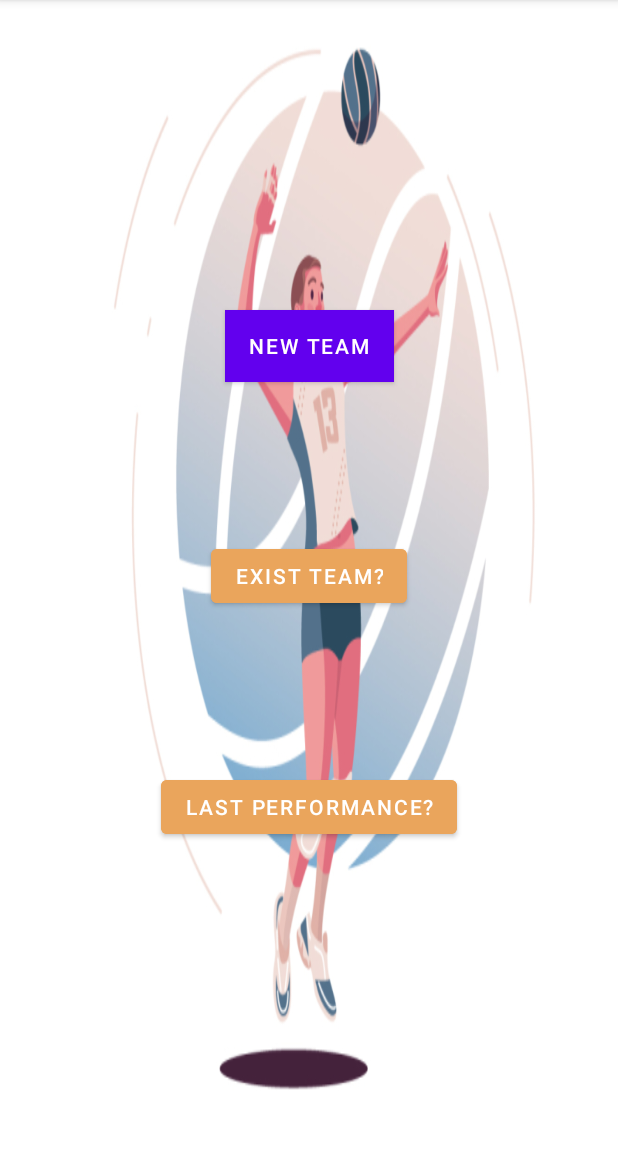
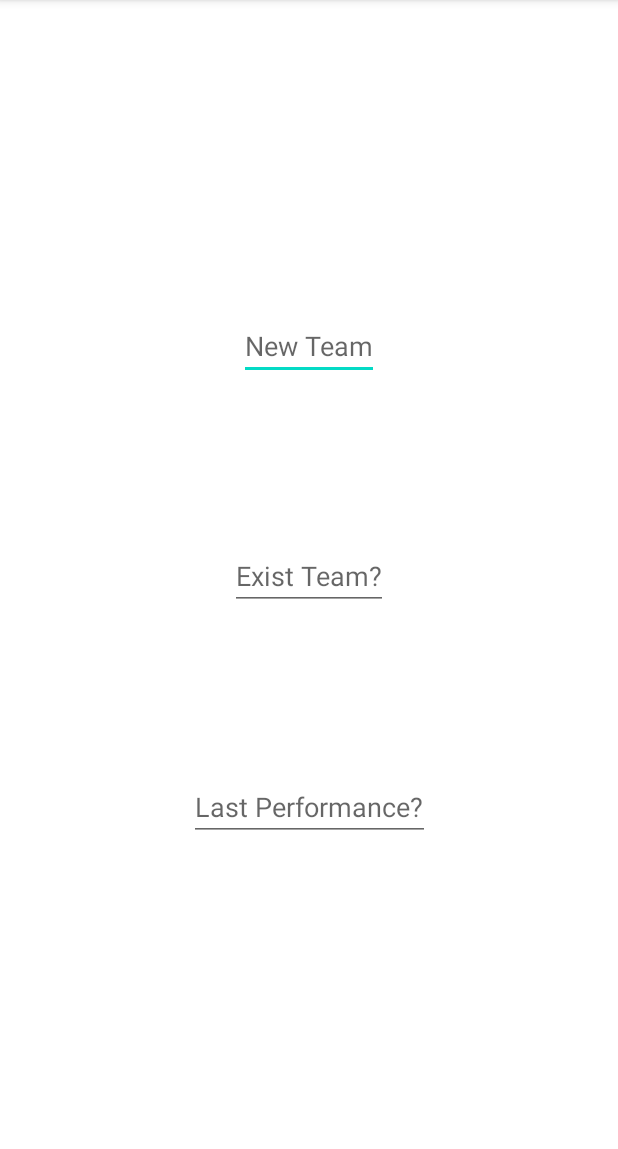
Before and after one commit to evgmesh/playformance-android-app, an Android app: the SecondActivity screen opened directly, with no data from a screen before it, on a phone screen of 412 x 824 dp, the part 84-1233 px from its top. Run offline under Robolectric (Android 15) with nearby library versions, the phone set to English and light mode, and no system bars.

Commit message:
Design layout + change button to editext

```diff
--- a/app/src/main/res/layout/activity_second.xml
+++ b/app/src/main/res/layout/activity_second.xml
@@ -4,7 +4,6 @@
     xmlns:tools="http://schemas.android.com/tools"
     android:layout_width="match_parent"
     android:layout_height="match_parent"
-    android:background="@drawable/_ff4f9bf0a1e2c952a1db072db38472c"
     tools:context=".SecondActivity">
 
     <androidx.constraintlayout.widget.Guideline
@@ -47,43 +46,45 @@
         app:layout_constraintGuide_begin="20dp"
         app:layout_constraintGuide_percent="1" />
 
-    <Button
+    <EditText
         android:id="@+id/btnNewTeam"
         android:layout_width="wrap_content"
         android:layout_height="wrap_content"
-        android:background="#FFEB3B"
-        android:backgroundTint="#EAA55C"
-        android:text="@string/newTeam"
-        android:textColor="#FFFEFE"
-        android:textColorHighlight="#FFFFFF"
+        android:autofillHints=""
+        android:hint="@string/newTeam"
+        android:inputType="text"
+        android:textColor="#F4F0F0"
         app:layout_constraintBottom_toTopOf="@+id/guideline2"
         app:layout_constraintEnd_toEndOf="parent"
         app:layout_constraintStart_toStartOf="parent"
         app:layout_constraintTop_toTopOf="@+id/guideline" />
 
-    <Button
+    <EditText
         android:id="@+id/button5"
         android:layout_width="wrap_content"
         android:layout_height="wrap_content"
-        android:backgroundTint="#EAA55C"
-        android:text="@string/existTeam"
+        android:hint="@string/existTeam"
         android:textColorHighlight="#FFFFFF"
         app:layout_constraintBottom_toTopOf="@+id/guideline3"
         app:layout_constraintEnd_toEndOf="parent"
         app:layout_constraintStart_toStartOf="parent"
-        app:layout_constraintTop_toTopOf="@+id/guideline2" />
+        app:layout_constraintTop_toTopOf="@+id/guideline2"
+        android:autofillHints=""
+        android:inputType="text" />
 
-    <Button
+    <EditText
         android:id="@+id/button6"
         android:layout_width="wrap_content"
         android:layout_height="wrap_content"
-        android:backgroundTint="#EAA55C"
-        android:text="@string/lastPerformance"
+        android:hint="@string/lastPerformance"
         android:textColor="#FFFFFF"
         app:layout_constraintBottom_toTopOf="@+id/guideline4"
         app:layout_constraintEnd_toEndOf="parent"
         app:layout_constraintStart_toStartOf="parent"
-        app:layout_constraintTop_toTopOf="@+id/guideline3" />
+        app:layout_constraintTop_toTopOf="@+id/guideline3"
+        app:layout_constraintVertical_bias="0.504"
+        android:autofillHints=""
+        android:inputType="text" />
 
 
 </androidx.constraintlayout.widget.ConstraintLayout>
```
